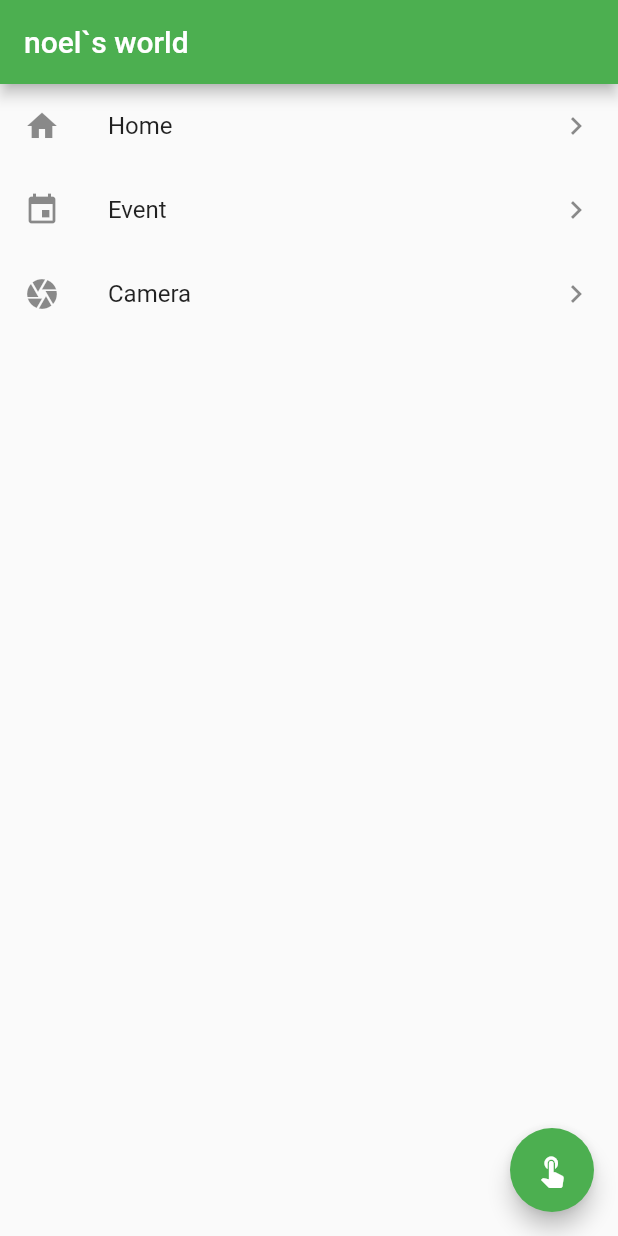
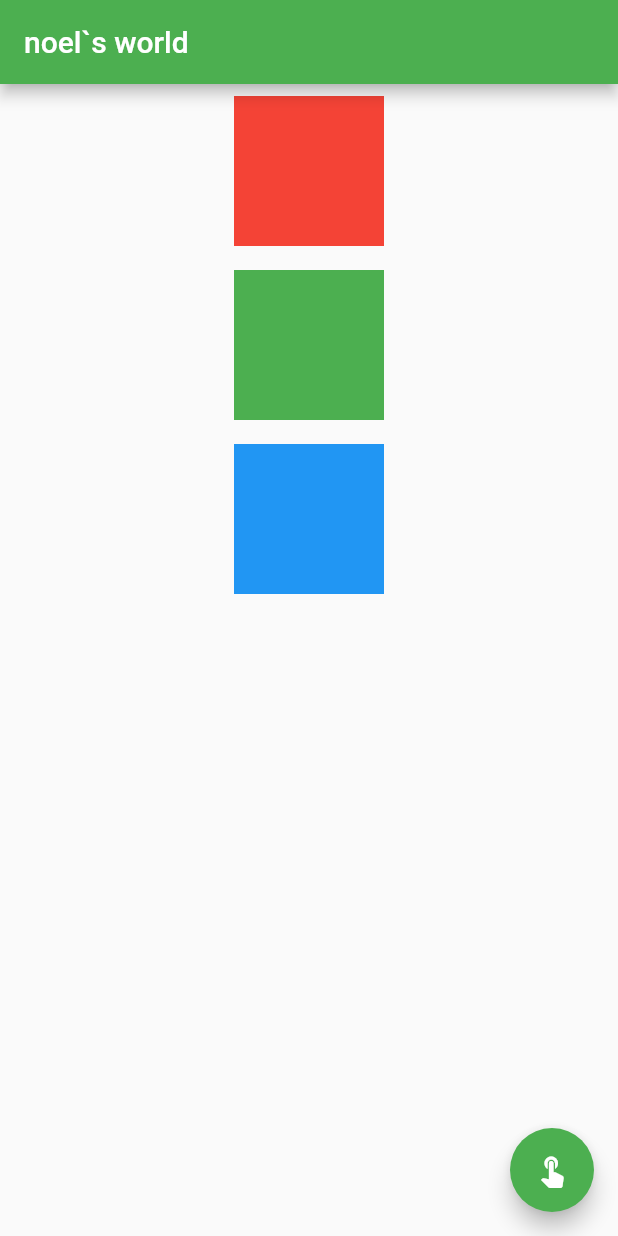
Before and after one commit to oinochoe/first_flutter, a Flutter app: the screen it shows after launch, on a phone screen of 412 x 824 dp. Run offline on Flutter 3.47's test engine with Material 2 defaults, Android fonts, the phone set to English and light mode, and no system bars.

Commit message:
위젯 총 모음

```diff
--- a/lib/main.dart
+++ b/lib/main.dart
@@ -37,6 +37,71 @@ class _MyHomePageState extends State<MyHomePage> {
         title: Text(_text + '`s world'),
       ),
       body: PageView(children: <Widget>[
+        Column(children: <Widget>[
+          Container(
+              color: Colors.red,
+              width: 100,
+              height: 100,
+              padding: const EdgeInsets.all(8.0),
+              margin: const EdgeInsets.all(8.0)),
+          Container(
+              color: Colors.green,
+              width: 100,
+              height: 100,
+              padding: const EdgeInsets.all(8.0),
+              margin: const EdgeInsets.all(8.0)),
+          Container(
+            color: Colors.blue,
+            width: 100,
+            height: 100,
+            padding: const EdgeInsets.all(8.0),
+            margin: const EdgeInsets.all(8.0),
+          )
+        ]),
+        Row(
+            mainAxisSize: MainAxisSize.max, // 가로로 꽉 채우기
+            mainAxisAlignment: MainAxisAlignment.center, // 가로 방향 가운데 정렬
+            crossAxisAlignment: CrossAxisAlignment.center, // 세로 방향 가운데 정렬
+            children: <Widget>[
+              Container(
+                  color: Colors.red,
+                  width: 100,
+                  height: 100,
+                  padding: const EdgeInsets.all(8.0),
+                  margin: const EdgeInsets.all(8.0)),
+              Container(
+                  color: Colors.green,
+                  width: 100,
+                  height: 100,
+                  padding: const EdgeInsets.all(8.0),
+                  margin: const EdgeInsets.all(8.0)),
+              Container(
+                  color: Colors.yellow,
+                  width: 100,
+                  height: 100,
+                  padding: const EdgeInsets.all(8.0),
+                  margin: const EdgeInsets.all(8.0)),
+            ]),
+        Stack(children: <Widget>[
+          Container(
+              color: Colors.red, // 빨강
+              width: 100,
+              height: 100,
+              padding: const EdgeInsets.all(8.0),
+              margin: const EdgeInsets.all(8.0)),
+          Container(
+              color: Colors.green, // 초록
+              width: 80,
+              height: 80,
+              padding: const EdgeInsets.all(8.0),
+              margin: const EdgeInsets.all(8.0)),
+          Container(
+              color: Colors.blue, // 파랑
+              width: 40,
+              height: 40,
+              padding: const EdgeInsets.all(8.0),
+              margin: const EdgeInsets.all(8.0)),
+        ]),
         ListView(scrollDirection: Axis.vertical, children: <Widget>[
           ListTile(
             leading: Icon(Icons.home),
@@ -56,6 +121,32 @@ class _MyHomePageState extends State<MyHomePage> {
               trailing: Icon(Icons.navigate_next),
               onTap: () {})
         ]),
+        SingleChildScrollView(
+          child: ListBody(
+            children: items.map((i) => Text('$i')).toList(),
+          ),
+        ),
+        GridView.count(crossAxisCount: 2, // 열수
+            children: <Widget>[
+              Container(
+                  color: Colors.red,
+                  width: 100,
+                  height: 100,
+                  padding: const EdgeInsets.all(8.0),
+                  margin: const EdgeInsets.all(8.0)),
+              Container(
+                  color: Colors.green,
+                  width: 100,
+                  height: 100,
+                  padding: const EdgeInsets.all(8.0),
+                  margin: const EdgeInsets.all(8.0)),
+              Container(
+                  color: Colors.blue,
+                  width: 100,
+                  height: 100,
+                  padding: const EdgeInsets.all(8.0),
+                  margin: const EdgeInsets.all(8.0))
+            ]),
         Container(
           color: Colors.green,
         ),
```
